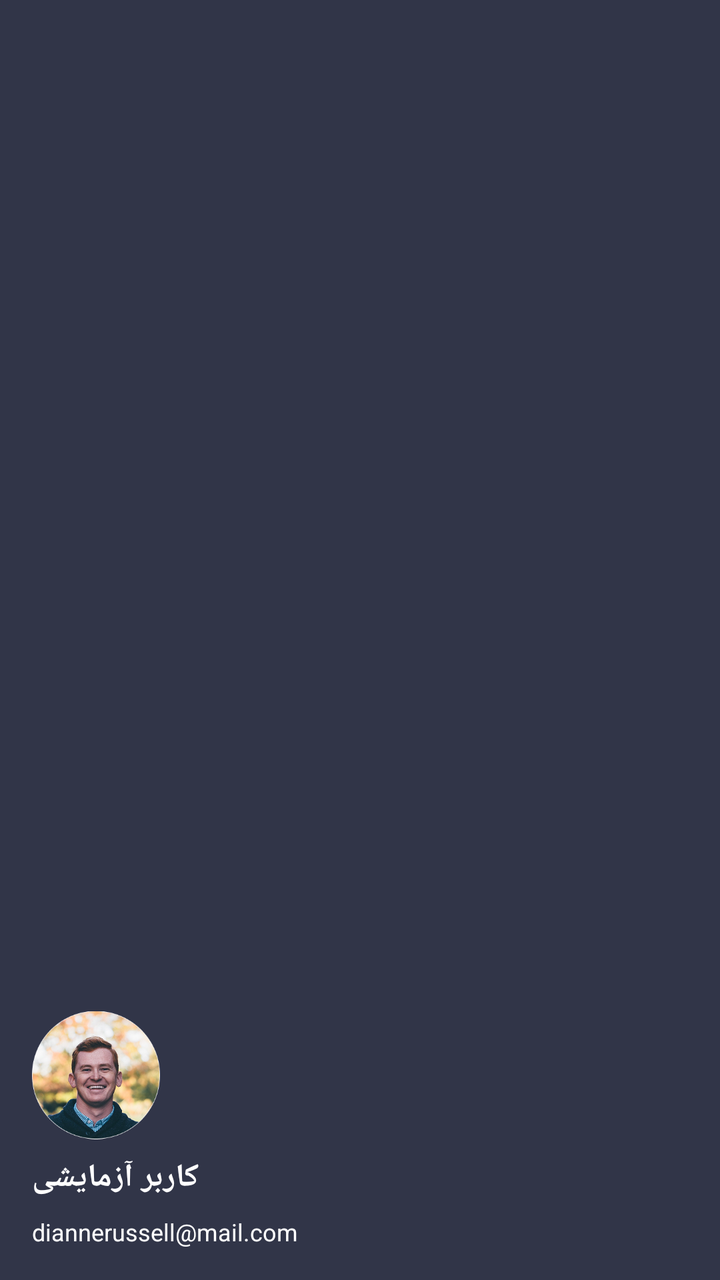
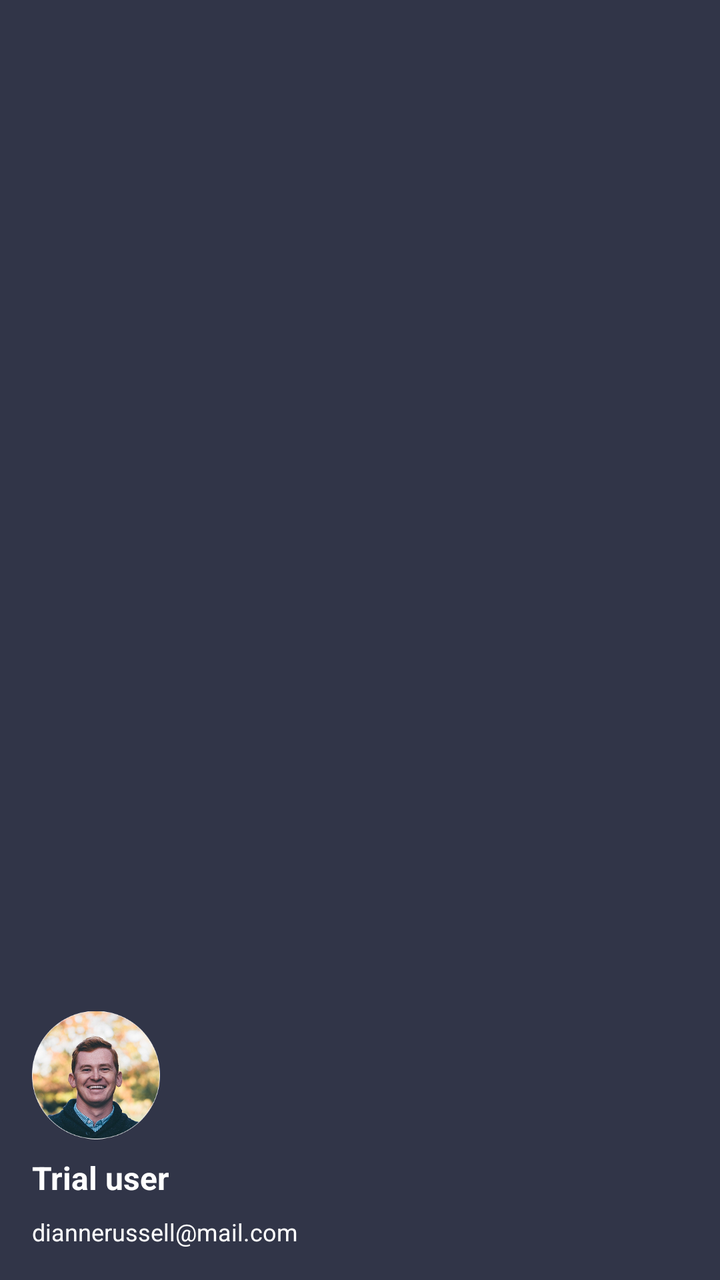

Compare the two renders of this Android layout. The source of the first and the diff that turns it into the second are given below.
<!-- AndroidManifest.xml: application theme Theme.Iotequipment -->
<!-- res/layout/nav_header.xml -->
<?xml version="1.0" encoding="utf-8"?>
<LinearLayout
    xmlns:android="http://schemas.android.com/apk/res/android"
    android:orientation="vertical"
    android:layout_width="match_parent"
    android:layout_height="180dp"
    android:gravity="bottom"
    android:background="@color/md_theme_secondary_mediumContrast"
    android:padding="16dp">

    <ImageView
        android:src="@drawable/ic_profile"
        android:layout_width="64dp"
        android:layout_height="65dp"
        android:contentDescription="User Image"
        />

    <TextView
        android:id="@+id/nav_header_name"
        android:layout_width="match_parent"
        android:layout_height="wrap_content"
        android:textDirection="ltr"
        android:text="کاربر آزمایشی"
        android:textColor="#FFFFFF"
        android:textStyle="bold"
        android:textSize="16sp"
        android:layout_marginTop="8dp"/>

    <TextView
        android:id="@+id/nav_header_mail"
        android:layout_width="match_parent"
        android:layout_height="wrap_content"
        android:textDirection="ltr"
        android:text="diannerussell@mail.com"
        android:textColor="#FFFFFF"
        android:textSize="12sp"
        android:layout_marginTop="8dp"/>
</LinearLayout>
<!-- resources referenced by this layout -->
<resources>
  <color name="md_theme_secondary_mediumContrast">#313548</color>
  <!-- drawable ic_profile: png bitmap (drawable, 126249 bytes) -->
  <style name="Theme.Iotequipment" parent="Base.Theme.Iotequipment" />
  <style name="Base.Theme.Iotequipment" parent="Theme.Material3.DayNight.NoActionBar">
          <item name="fontFamily">@font/iran_yekan_regular</item>
          
          
          <item name="colorPrimary">@color/md_theme_primary</item>
          <item name="android:colorBackground">@color/md_theme_background</item>
  
      </style>
  <color name="md_theme_primary">#0055EF</color>
  <color name="md_theme_background">#FAF8FF</color>
</resources>

<!-- the commit's change to res/layout/nav_header.xml (unified diff, before → after) -->
@@ -20,7 +20,7 @@
         android:layout_width="match_parent"
         android:layout_height="wrap_content"
         android:textDirection="ltr"
-        android:text="کاربر آزمایشی"
+        android:text="@string/user_trial"
         android:textColor="#FFFFFF"
         android:textStyle="bold"
         android:textSize="16sp"
<!-- resource entries referenced after the edit -->
@@ -2,6 +2,7 @@
 <resources>
   <color name="md_theme_secondary_mediumContrast">#313548</color>
   <!-- drawable ic_profile: png bitmap (drawable, 126249 bytes) -->
+  <string name="user_trial">Trial user</string>
   <style name="Theme.Iotequipment" parent="Base.Theme.Iotequipment" />
   <style name="Base.Theme.Iotequipment" parent="Theme.Material3.DayNight.NoActionBar">
           <item name="fontFamily">@font/iran_yekan_regular</item>
